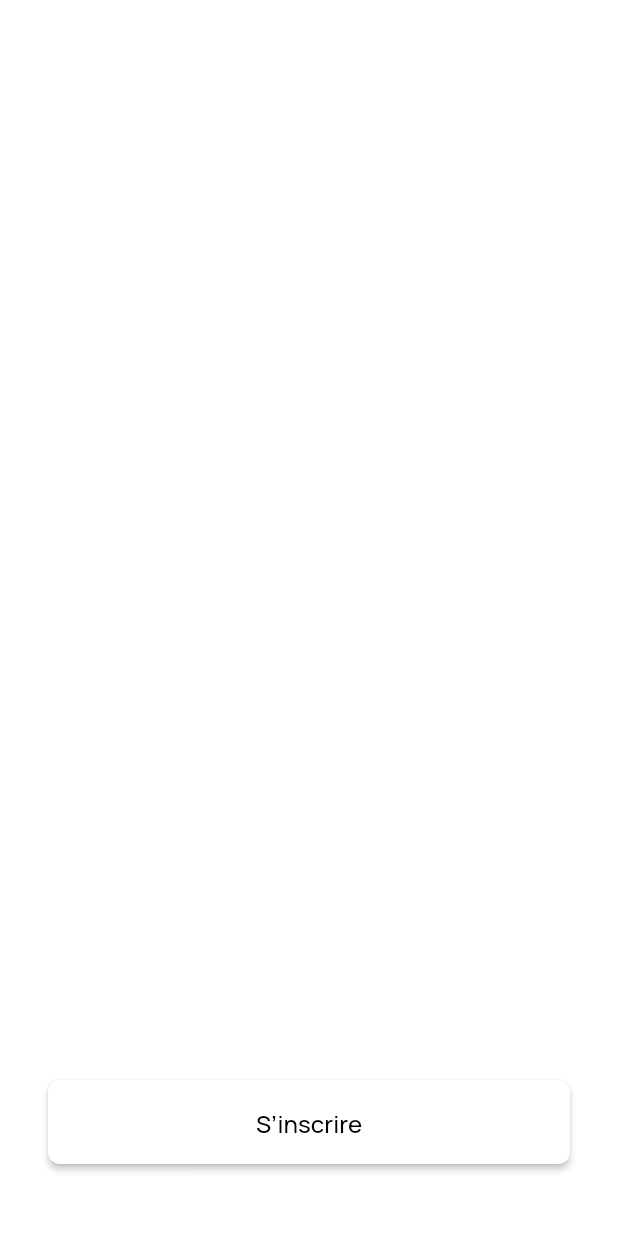
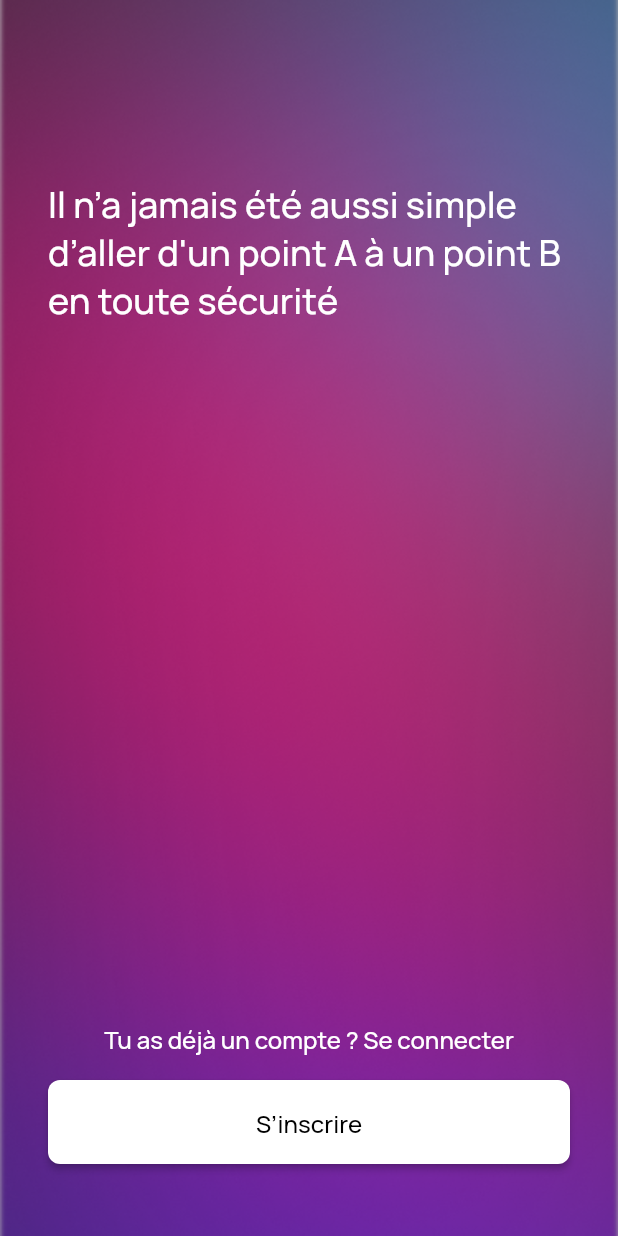
Before and after one commit to Swafe-app/swafe-app, a Flutter app: the screen it shows after launch, on a phone screen of 412 x 824 dp. Run offline on Flutter 3.47's test engine with Material 2 defaults, Android fonts, the phone set to English and light mode, and no system bars; our stand-ins replace bloc, cloud_firestore, email_validator, firebase_auth, firebase_core, firebase_database and 6 more; missing offline and left inert: dartleaf; accounts and stored records are empty.

Commit message:
imported the gradient background in the home page

```diff
--- a/lib/views/LoginRegister/welcome_view.dart
+++ b/lib/views/LoginRegister/welcome_view.dart
@@ -44,9 +44,13 @@ class WelcomeView extends StatelessWidget {
 
   @override
   Widget build(BuildContext context) {
-    return Container(
-      // Couleur de fond de l'écran.
-      child: Padding(
+    return Scaffold(
+      body: Stack(
+          fit: StackFit.expand, // Make the stack take up the entire screen
+          children: <Widget>[
+            Image.asset('assets/images/gradient.png',
+            fit: BoxFit.cover,),
+            Padding(
               padding: EdgeInsets.symmetric(horizontal: Spacing.doubleExtraLarge),
               // Utilisation de la constante Spacing.standard pour l'espacement horizontal.
               child: Column(
@@ -129,6 +133,8 @@ class WelcomeView extends StatelessWidget {
                 ],
               ),
             ),
+            ]
+      ),
     );
   }
 }
```
Lines whose indentation alone changed are shown as unchanged.
